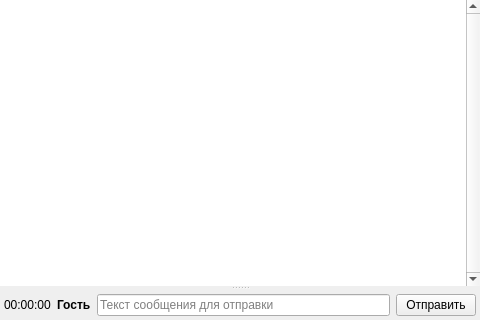
First picture: the form in Widget.ui, repository morthrot/Banderol, before the edit.
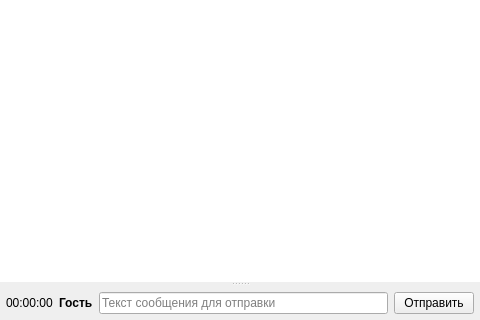
Second picture: the form after the edit. Icons and pictures are not drawn.

```diff
--- a/Widget.ui
+++ b/Widget.ui
@@ -48,7 +48,7 @@
        <enum>QFrame::Plain</enum>
       </property>
       <property name="verticalScrollBarPolicy">
-       <enum>Qt::ScrollBarAlwaysOn</enum>
+       <enum>Qt::ScrollBarAsNeeded</enum>
       </property>
       <property name="horizontalScrollBarPolicy">
        <enum>Qt::ScrollBarAlwaysOff</enum>
@@ -69,16 +69,16 @@
         <number>6</number>
        </property>
        <property name="leftMargin">
-        <number>4</number>
+        <number>6</number>
        </property>
        <property name="topMargin">
-        <number>4</number>
+        <number>6</number>
        </property>
        <property name="rightMargin">
-        <number>4</number>
+        <number>6</number>
        </property>
        <property name="bottomMargin">
-        <number>4</number>
+        <number>6</number>
        </property>
        <item>
         <widget class="QLabel" name="lTime">
```
